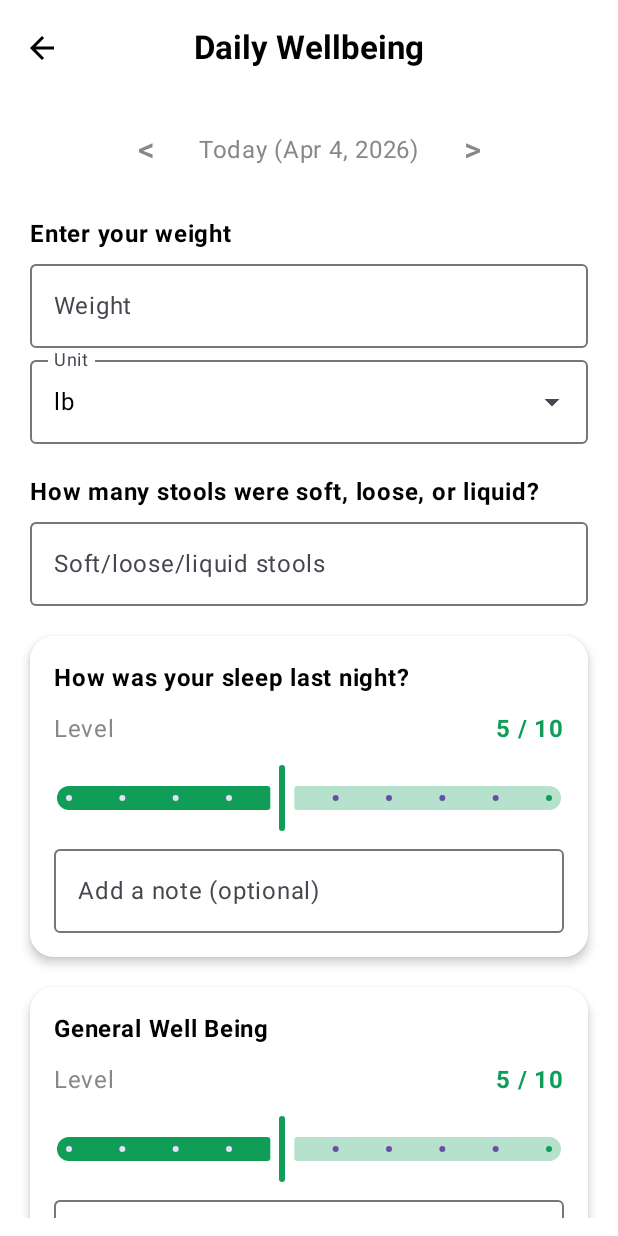
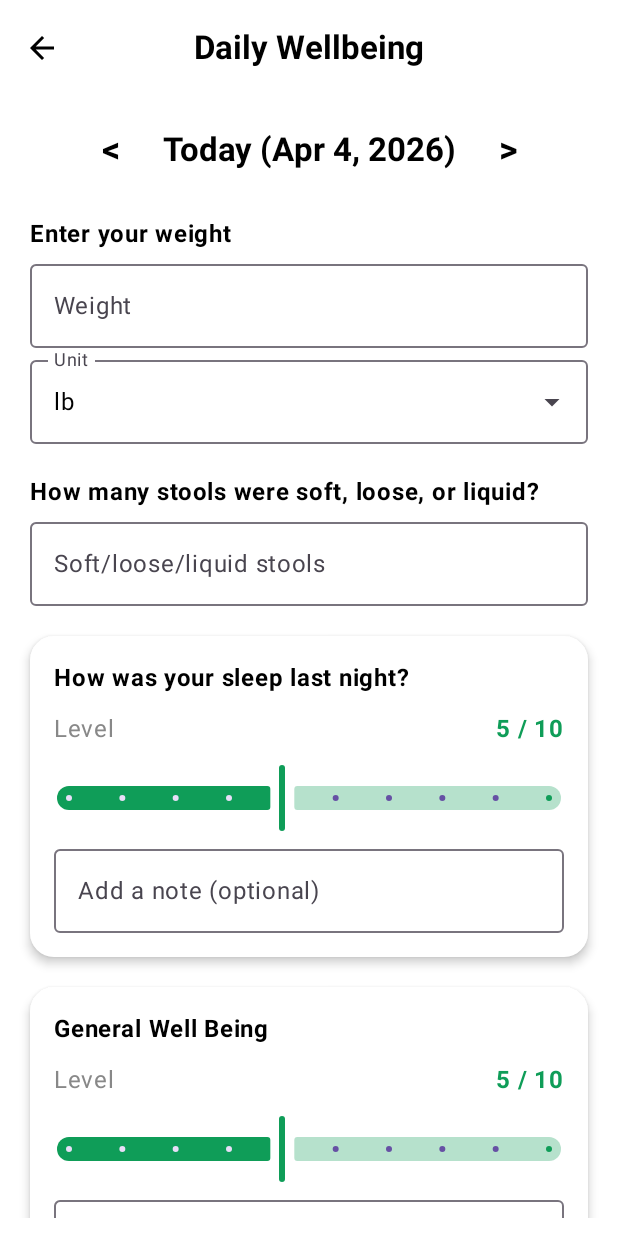
Before and after one commit to BryanLucio12/GI-Health-App, an Android app built with Jetpack Compose: the composable LogWeightScreen shown on its own in the app's theme, on a phone screen of 412 x 824 dp. Run offline under Robolectric (Android 15) with nearby library versions, the light colour scheme and no system bars; our stand-ins replace Room's generated code.

Commit message:
Made the change dates a lil bolder. I tried a bunch of different styles but this one just looks the cleanest and easiest to see

```diff
--- a/app/src/main/java/com/example/gihealth/ui/screens/LogWeightScreen.kt
+++ b/app/src/main/java/com/example/gihealth/ui/screens/LogWeightScreen.kt
@@ -82,7 +82,7 @@ fun LogWeightScreen(navController: NavController) {
                     TextButton(onClick = {
                         selectedDate = selectedDate.minusDays(1)   // ◀ previous day
                     }) {
-                        Text("<", fontSize = 22.sp, color = Color.Gray)
+                        Text("<", style = MaterialTheme.typography.headlineSmall, color = Color.Black, fontWeight = FontWeight.Bold)
                     }
 
                     Spacer(Modifier.width(6.dp))
@@ -91,8 +91,9 @@ fun LogWeightScreen(navController: NavController) {
                         text = if (selectedDate == LocalDate.now())
                             "Today (${selectedDate.format(dateFormatter)})"
                         else selectedDate.format(dateFormatter),
-                        fontSize = 16.sp,
-                        color = Color.Gray
+                        style = MaterialTheme.typography.titleLarge,
+                        color = Color.Black,
+                        fontWeight = FontWeight.Bold
                     )
 
                     Spacer(Modifier.width(6.dp))
@@ -100,7 +101,11 @@ fun LogWeightScreen(navController: NavController) {
                     TextButton(onClick = {
                         selectedDate = selectedDate.plusDays(1)    // ▶ next day
                     }) {
-                        Text(">", fontSize = 22.sp, color = Color.Gray)
+                        Text(
+                            ">",
+                            style = MaterialTheme.typography.headlineSmall,
+                            color = Color.Black,
+                            fontWeight = FontWeight.Bold)
                     }
                 }
             }
```
Also changed, not shown: app/src/main/java/com/example/gihealth/ui/screens/JournalScreen.kt (+9 -4 lines), app/src/main/java/com/example/gihealth/ui/screens/LogFoodScreen.kt (+9 -4 lines), app/src/main/java/com/example/gihealth/ui/screens/RateSymptompsScreen.kt (+9 -4 lines).
